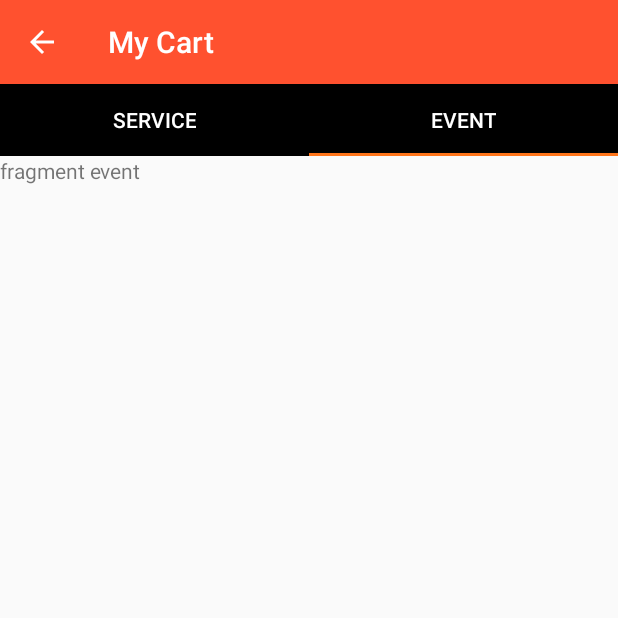
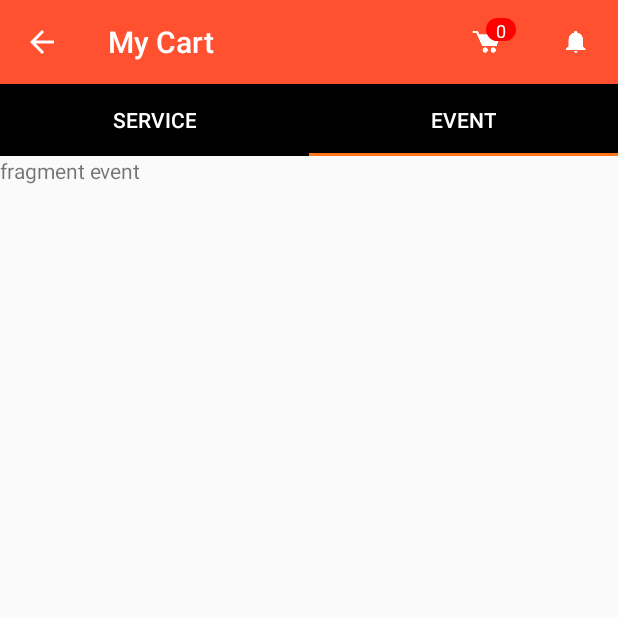
Before and after one commit to mithunkumarc/Divine, an Android app: the CartActivity screen opened directly, with no data from a screen before it, tab 2 chosen, on a phone screen of 412 x 824 dp, the top half of it. Run offline under Robolectric (Android 15) with nearby library versions, the phone set to English and light mode, and no system bars.

Commit message:
badge added for homescreen and cart activity

```diff
--- a/app/src/main/java/divine/calcify/Utility/JsonParserUtility.java
+++ b/app/src/main/java/divine/calcify/Utility/JsonParserUtility.java
@@ -320,6 +320,7 @@ public class JsonParserUtility {
                     services.setTimeSelectedByCustomerForService(jsonObjectOne.getString("timeOfEvent"));
                     services.setDateSelectedByCustomerForService(jsonObjectOne.getString("dateOfEvent"));
                     services.getUniqueServiceIds().add(jsonObjectOne.getString("serviceID"));
+                    services.setCartStatus(jsonObjectOne.getString("status"));
                     Partner partner = new Partner();
                     partner.setUserID(jsonObjectOne.getString("partnerID"));
                     partner.setPartnerName(jsonObjectOne.getString("partnerName"));
@@ -340,6 +341,7 @@ public class JsonParserUtility {
                                     services.setTimeSelectedByCustomerForService(jsonObjectOne.getString("timeOfEvent"));
                                     services.setDateSelectedByCustomerForService(jsonObjectOne.getString("dateOfEvent"));
                                     services.getUniqueServiceIds().add(jsonObjectOne.getString("serviceID"));
+                                    services.setCartStatus(jsonObjectOne.getString("status"));
                                     Partner partner = new Partner();
                                     partner.setUserID(jsonObjectOne.getString("partnerID"));
                                     partner.setPartnerName(jsonObjectOne.getString("partnerName"));
@@ -366,6 +368,7 @@ public class JsonParserUtility {
             }
         }catch (Exception e){
             Log.d("error/parseCart=",e.getMessage());
+            //need to handle for single object?
         }
         return serviceCartListByDatesArrayList;
     }
--- a/app/src/main/java/divine/calcify/activities/CartActivity.java
+++ b/app/src/main/java/divine/calcify/activities/CartActivity.java
@@ -13,9 +13,12 @@ import android.support.v7.app.AppCompatActivity;
 import android.os.Bundle;
 import android.support.v7.widget.Toolbar;
 import android.util.Log;
+import android.view.Menu;
+import android.view.MenuInflater;
 import android.view.View;
 import android.view.Window;
 import android.view.WindowManager;
+import android.widget.TextView;
 
 import java.util.ArrayList;
 
@@ -43,7 +46,9 @@ public class CartActivity extends AppCompatActivity {
     String calendar_selected_day;
     ServiceCartFragment serviceCartFragment = new ServiceCartFragment();
     EventCartFragment eventCartFragment = new EventCartFragment();
-    //
+    //badge
+    TextView badgeCount;
+    int badge_count=0;
     String userMobileNumberAsId;
     @Override
     protected void onCreate(Bundle savedInstanceState) {
@@ -108,8 +113,8 @@ public class CartActivity extends AppCompatActivity {
             }catch (Exception e){
                 Log.d("getServiceCartListEr:",e.getMessage());
             }
-
-
+            //updateBadgeCount(serviceCartListByDatesArrayList.size());
+            invalidateOptionsMenu();
 
         //}
 
@@ -146,4 +151,35 @@ public class CartActivity extends AppCompatActivity {
             return fragments[position];
         }
     }
+
+    @Override
+    public boolean onCreateOptionsMenu(Menu menu) {
+        MenuInflater inflater = getMenuInflater();
+        inflater.inflate(R.menu.general_menu, menu);
+
+        final View notificaitons = menu.findItem(R.id.menu_cart).getActionView();
+        badgeCount = (TextView) notificaitons.findViewById(R.id.badgeCount);
+        badge_count = badge_count+1;
+        updateBadgeCount(serviceCartListByDatesArrayList.size());
+
+        /*notificaitons.setOnClickListener(new View.OnClickListener() {
+            @Override
+            public void onClick(View v) {
+                //
+            }
+        });*/
+        return true;
+    }
+
+    //update badge count
+    public void updateBadgeCount(final int badge_count) {
+        runOnUiThread(new Runnable() {
+            @Override
+            public void run() {
+                badgeCount.setText(badge_count+"");
+            }
+        });
+    }
+
+
 }
--- /dev/null
+++ b/app/src/main/res/layout/notification_layout.xml
@@ -0,0 +1,35 @@
+<?xml version="1.0" encoding="utf-8"?>
+<RelativeLayout xmlns:android="http://schemas.android.com/apk/res/android"
+    style="@android:style/Widget.ActionButton"
+    android:layout_width="wrap_content"
+    android:layout_height="fill_parent"
+    android:layout_gravity="center"
+    android:background="@android:color/transparent"
+    android:clickable="true"
+    android:gravity="center"
+    android:orientation="vertical">
+
+    <ImageView
+        android:id="@+id/hotlist_bell"
+        android:layout_width="wrap_content"
+        android:layout_height="wrap_content"
+        android:layout_margin="0dp"
+        android:contentDescription="Notification Icon"
+        android:gravity="center"
+        android:src="@drawable/ic_cart" />
+
+    <TextView xmlns:android="http://schemas.android.com/apk/res/android"
+        android:id="@+id/badgeCount"
+        android:layout_width="20dp"
+        android:layout_height="15dp"
+        android:paddingBottom="2dp"
+        android:layout_marginBottom="5dp"
+        android:layout_marginLeft="15dp"
+        android:layout_marginRight="0dp"
+        android:gravity="center"
+        android:minWidth="17sp"
+        android:background="@layout/rounded_border_textview"
+        android:text="0"
+        android:textColor="#ffffff"
+        android:textSize="12sp" />
+</RelativeLayout>
--- a/app/src/main/res/menu/general_menu.xml
+++ b/app/src/main/res/menu/general_menu.xml
@@ -14,6 +14,7 @@
         app:showAsAction="always" />
     <item android:id="@+id/menu_cart"
         android:icon="@drawable/ic_cart"
+        app:actionLayout="@layout/notification_layout"
         app:showAsAction="always"
         android:title="cart"/>
 
--- a/app/src/main/res/menu/menu_main.xml
+++ b/app/src/main/res/menu/menu_main.xml
@@ -21,6 +21,7 @@
     <item android:id="@+id/menu_cart"
         android:orderInCategory="3"
         android:icon="@drawable/ic_cart"
+        app:actionLayout="@layout/notification_layout"
         app:showAsAction="always"
         android:title="cart"/>
 
```
Also changed, not shown: app/src/main/java/divine/calcify/Utility/DivineKeyWords.java (+7 -2 lines), app/src/main/java/divine/calcify/activities/HomeScreenActivity.java (+11 -0 lines), app/src/main/java/divine/calcify/interfaces/CartActivityCallBack.java (added, +7 -0 lines), app/src/main/java/divine/calcify/model/Services.java (+9 -0 lines), app/src/main/res/layout/rounded_border_textview.xml (added, +14 -0 lines).
